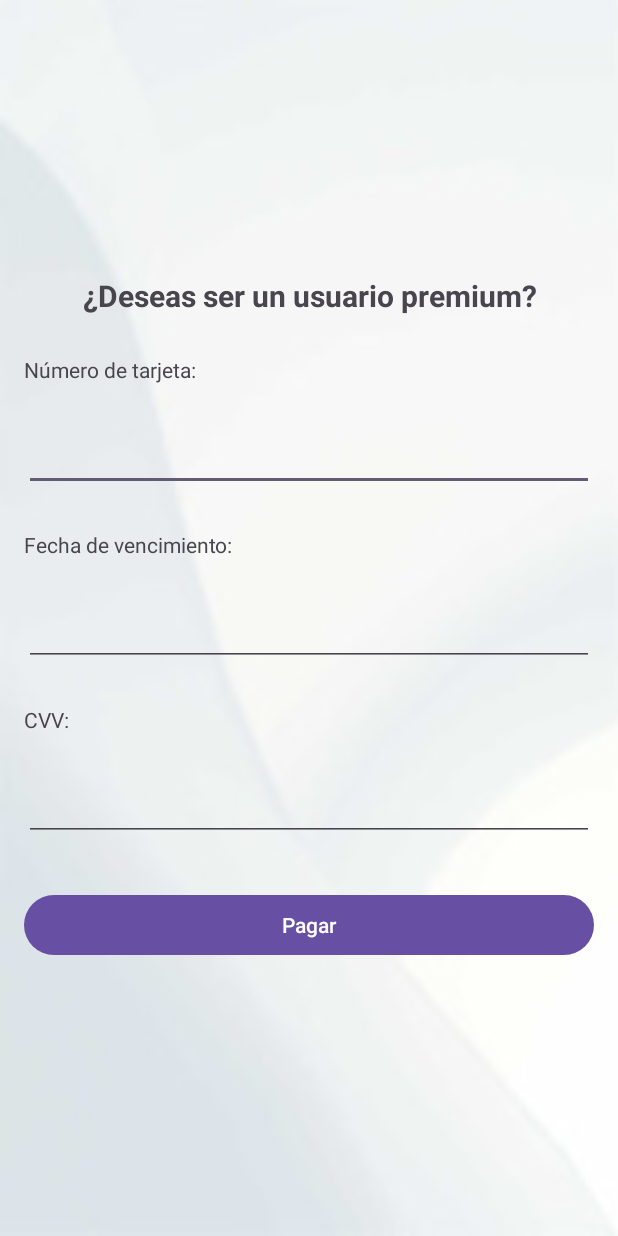
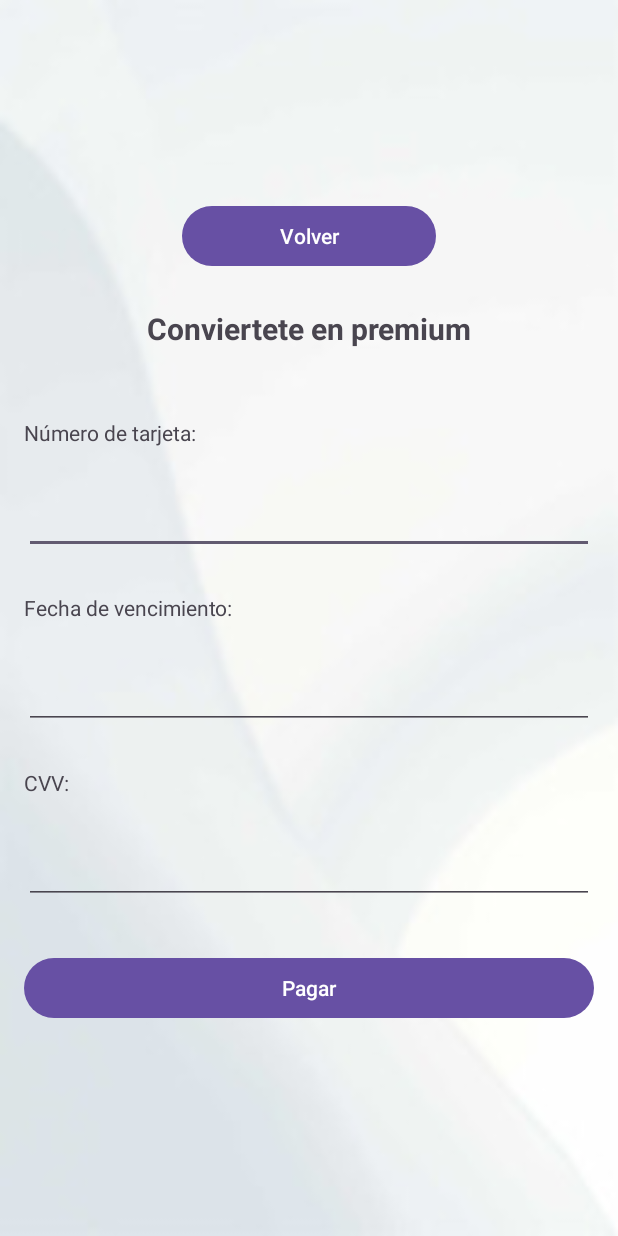
Before and after one commit to LaloCardenas/proyecto_final_apps_moviles, an Android app: the PaymentActivity screen opened directly, with no data from a screen before it, on a phone screen of 412 x 824 dp. Run offline under Robolectric (Android 15) with nearby library versions, the phone set to English and light mode, and no system bars.

Commit message:
Botón Payment view, texto userDashboard, regex fecha de vencimiento, formato de fecha vencimiento

```diff
--- a/JavaAuth/app/src/main/java/com/example/javaauth/Handlers/ApiHandler.java
+++ b/JavaAuth/app/src/main/java/com/example/javaauth/Handlers/ApiHandler.java
@@ -25,10 +25,11 @@
             String accessKey = context.getString(R.string.access);
             String secretKey = context.getString(R.string.secret);
 
+            //clase para consumir llamadas al http
             OkHttpClient client = new OkHttpClient.Builder()
                     .addInterceptor(new AwsAuthInterceptor(accessKey, secretKey, Region.US_EAST_1, "execute-api"))
                     .build();
-
+            //retrofir para consumir el api
             retrofit = new Retrofit.Builder()
                     .baseUrl("https://dw4pk0ul35.execute-api.us-east-1.amazonaws.com/default/")
                     .client(client)
--- a/JavaAuth/app/src/main/java/com/example/javaauth/UsageManager.java
+++ b/JavaAuth/app/src/main/java/com/example/javaauth/UsageManager.java
@@ -31,6 +31,10 @@ public class UsageManager {
         editor.apply(); // Guardar el valor
     }
 
+    public boolean getIsPremiumUser(){
+        return this.isPremiumUser;
+    }
+
     public boolean incrementUrlCount() {
         if (isPremiumUser) {
             return true;
--- a/JavaAuth/app/src/main/res/layout/activity_payment.xml
+++ b/JavaAuth/app/src/main/res/layout/activity_payment.xml
@@ -10,14 +10,23 @@
     android:orientation="vertical"
     android:gravity="center">
 
+    <Button
+        android:id="@+id/btn_atras"
+        android:layout_width="169dp"
+        android:layout_height="wrap_content"
+        android:layout_marginHorizontal="16dp"
+        android:layout_marginVertical="8dp"
+        android:text="Volver" />
+
     <TextView
-        android:text="¿Deseas ser un usuario premium?"
+        android:text="Conviertete en premium"
         android:layout_width="match_parent"
         android:layout_height="wrap_content"
         android:layout_marginHorizontal="16dp"
         android:textStyle="bold"
         android:gravity="center"
         android:textSize="20sp"
+        android:paddingBottom="20sp"
         android:layout_marginVertical="16dp"/>
 
     <TextView
@@ -73,4 +82,5 @@
         android:text="Pagar" />
 
 
+
 </LinearLayout>
```
Also changed, not shown: JavaAuth/app/src/main/java/com/example/javaauth/Models/UrlAdapter.java (+7 -2 lines), JavaAuth/app/src/main/java/com/example/javaauth/Views/PaymentActivity.java (+51 -8 lines), JavaAuth/app/src/main/java/com/example/javaauth/Views/UserDashboard.java (+13 -1 lines), JavaAuth/app/src/main/res/layout/activity_user_dashboard.xml (+15 -0 lines).
